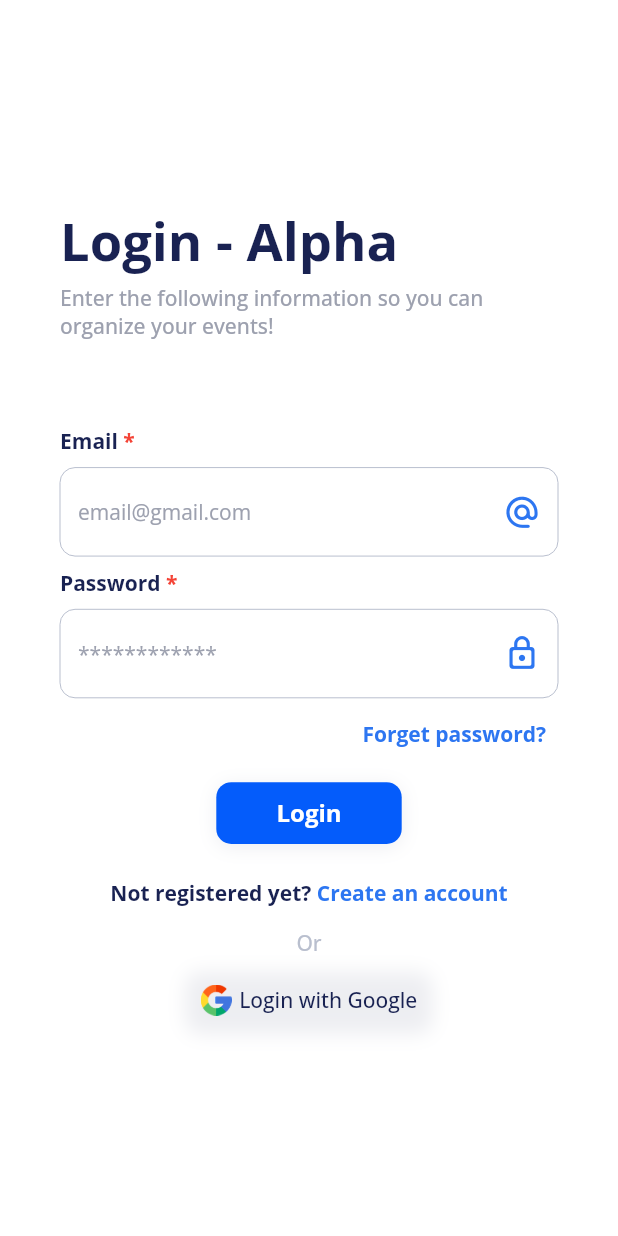
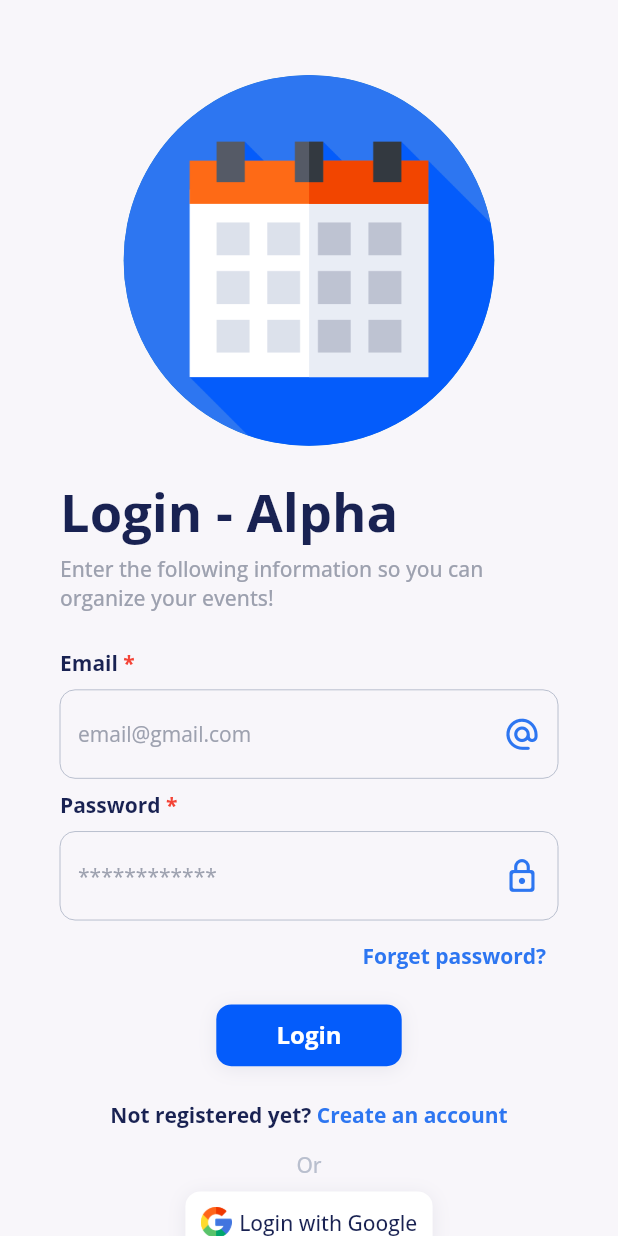
Before and after one commit to TecMasters420/flutter_schedule_app, a Flutter app: the LoginPage screen opened by its route, after a tap on "Login", on a phone screen of 412 x 824 dp. Run offline on Flutter 3.47's test engine with Material 2 defaults, Android fonts, the phone set to English and light mode, and no system bars; our stand-ins replace cloud_firestore, firebase_core, firebase_messaging, flutter_dotenv, flutter_local_notifications, flutter_map and 4 more; accounts and stored records are empty; generated files the repository leaves out were written again; network calls fail.

Commit message:
Cambios en el diseño del login

```diff
--- a/lib/modules/auth/controllers/auth_controller.dart
+++ b/lib/modules/auth/controllers/auth_controller.dart
@@ -66,5 +66,6 @@ class AuthController extends GetxController {
     _accessToken.value = null;
     _currentUser.value = null;
     isLoading.value = false;
+    Get.offAndToNamed('/initialInformationPage');
   }
 }
--- a/lib/modules/auth/pages/login_page.dart
+++ b/lib/modules/auth/pages/login_page.dart
@@ -28,15 +28,25 @@ class _LoginPageState extends State<LoginPage> {
     final AuthController auth = Get.find();
 
     return Scaffold(
-      resizeToAvoidBottomInset: false,
-      backgroundColor: containerBg,
-      body: Padding(
+      resizeToAvoidBottomInset: true,
+      backgroundColor: backgroundColor,
+      body: SingleChildScrollView(
+        physics: const BouncingScrollPhysics(),
+        child: Padding(
           padding: const EdgeInsets.symmetric(horizontal: 40, vertical: 50),
           child: Center(
             child: Column(
               mainAxisSize: MainAxisSize.min,
               crossAxisAlignment: CrossAxisAlignment.start,
               children: [
+                Center(
+                  child: CircleAvatar(
+                    backgroundImage:
+                        const AssetImage('assets/images/calendar.png'),
+                    maxRadius: resp.wp(30),
+                  ),
+                ),
+                SizedBox(height: resp.hp(2.5)),
                 Text(
                   'Login - Alpha',
                   style: TextStyles.w800(35),
@@ -46,7 +56,7 @@ class _LoginPageState extends State<LoginPage> {
                   'Enter the following information so you can organize your events!',
                   style: TextStyles.w500(14, grey),
                 ),
-              SizedBox(height: resp.hp(7)),
+                SizedBox(height: resp.hp(3)),
                 Row(
                   children: [
                     Text(
@@ -118,6 +128,27 @@ class _LoginPageState extends State<LoginPage> {
                       text: 'Login',
                       onTap: () async {
                         if (_email == null || _password == null) return;
+                        CustomAlertDialog(
+                          resp: resp,
+                          dismissible: false,
+                          context: context,
+                          onAcceptCallback: () {},
+                          showButtons: false,
+                          title: 'Logging in...',
+                          customBody: Column(
+                            mainAxisSize: MainAxisSize.min,
+                            children: [
+                              const CustomCircularProgress(
+                                color: accent,
+                              ),
+                              SizedBox(height: resp.hp(2)),
+                              Text(
+                                'Wait a bit while it logs in',
+                                style: TextStyles.w500(16),
+                              )
+                            ],
+                          ),
+                        );
                         await auth.logIn(_email!, _password!);
                       },
                     ),
@@ -148,7 +179,7 @@ class _LoginPageState extends State<LoginPage> {
                     ),
                     SizedBox(height: resp.hp(1)),
                     CustomButton(
-                    color: Colors.transparent,
+                      color: containerBg,
                       height: resp.hp(5),
                       style: TextStyles.w500(14),
                       width: resp.wp(40),
@@ -188,6 +219,7 @@ class _LoginPageState extends State<LoginPage> {
             ),
           ),
         ),
+      ),
     );
   }
 }
--- a/lib/modules/initial_page/widgets/initial_page_information.dart
+++ b/lib/modules/initial_page/widgets/initial_page_information.dart
@@ -1,4 +1,5 @@
 import 'package:flutter/material.dart';
+import 'package:schedulemanager/widgets/loading_widget.dart';
 import '../../../app/utils/responsive_util.dart';
 
 import '../../../app/config/constants.dart';
@@ -39,6 +40,8 @@ class LoginPageInformation extends StatelessWidget {
             // Image
             if (withImage)
               Flexible(
+                child: SizedBox(
+                  height: resp.hp(65),
                   child: Padding(
                     padding: EdgeInsets.symmetric(horizontal: resp.wp(5)),
                     child: withImage && imageUrl != null && imageUrl != ''
@@ -49,7 +52,7 @@ class LoginPageInformation extends StatelessWidget {
                                 loadingBuilder:
                                     (context, child, loadingProgress) {
                                   if (loadingProgress == null) return child;
-                                return const CustomCircularProgress();
+                                  return const LoadingWidget();
                                 },
                                 errorBuilder: (context, error, stackTrace) {
                                   debugPrint('Error loading image');
@@ -59,8 +62,7 @@ class LoginPageInformation extends StatelessWidget {
                                   );
                                 },
                               )
-                      : SizedBox(
-                          height: resp.hp(65),
+                        : null,
                   ),
                 ),
               ),
```
Lines whose indentation alone changed are shown as unchanged.
